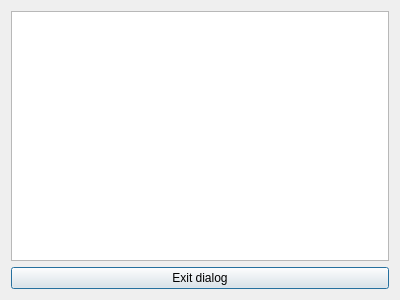
Qt form software/QuadrocopterGUI/errordialog.ui (klaxalk/multirotor-control-board) before a commit.
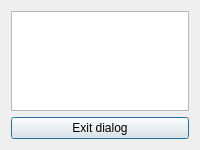
The same form after that commit.

Patch:
```diff
--- a/software/QuadrocopterGUI/errordialog.ui
+++ b/software/QuadrocopterGUI/errordialog.ui
@@ -6,10 +6,22 @@
    <rect>
     <x>0</x>
     <y>0</y>
-    <width>400</width>
-    <height>300</height>
+    <width>200</width>
+    <height>150</height>
    </rect>
   </property>
+  <property name="minimumSize">
+   <size>
+    <width>200</width>
+    <height>150</height>
+   </size>
+  </property>
+  <property name="maximumSize">
+   <size>
+    <width>220</width>
+    <height>150</height>
+   </size>
+  </property>
   <property name="windowTitle">
    <string>Dialog</string>
   </property>
```
